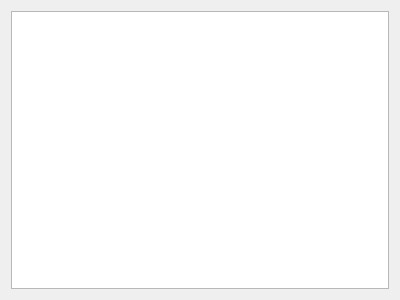
Before: the Qt Designer form browserWidget.ui in iliedanila/QtFileBrowser, drawn with Qt 5.
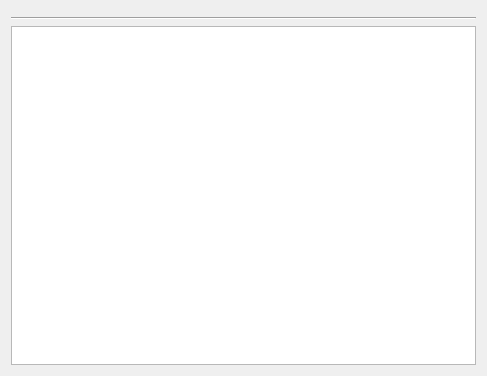
After: the same form once the commit is applied. Custom widgets are drawn as their Qt base class.

Commit message: Added space for drive button widgets.

Diff of the .ui file:
```diff
--- a/browserWidget.ui
+++ b/browserWidget.ui
@@ -6,14 +6,24 @@
    <rect>
     <x>0</x>
     <y>0</y>
-    <width>400</width>
-    <height>300</height>
+    <width>487</width>
+    <height>376</height>
    </rect>
   </property>
   <property name="windowTitle">
    <string>Form</string>
   </property>
   <layout class="QVBoxLayout" name="verticalLayout">
+   <item>
+    <widget class="DriveList" name="widget" native="true"/>
+   </item>
+   <item>
+    <widget class="Line" name="line">
+     <property name="orientation">
+      <enum>Qt::Horizontal</enum>
+     </property>
+    </widget>
+   </item>
    <item>
     <widget class="FileSystemView" name="fileSystemView"/>
    </item>
@@ -25,6 +35,12 @@
    <extends>QTableView</extends>
    <header>filesystemview.h</header>
   </customwidget>
+  <customwidget>
+   <class>DriveList</class>
+   <extends>QWidget</extends>
+   <header>drivelist.h</header>
+   <container>1</container>
+  </customwidget>
  </customwidgets>
  <resources/>
  <connections/>
```
The commit also changes 4 other files.
